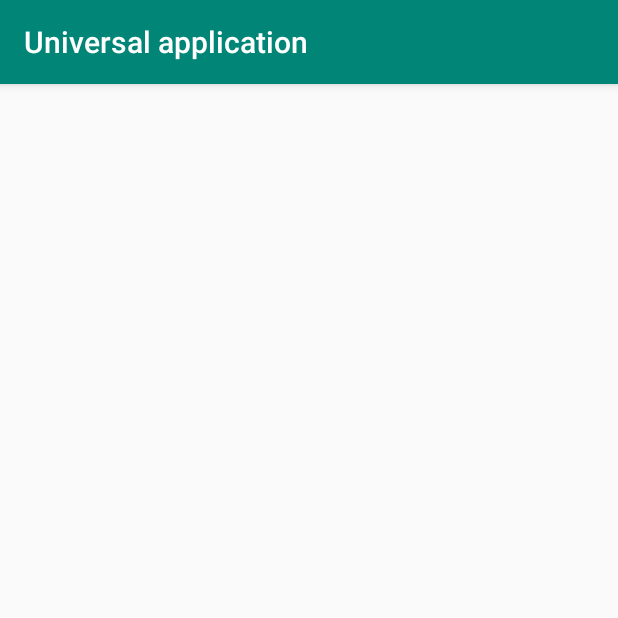
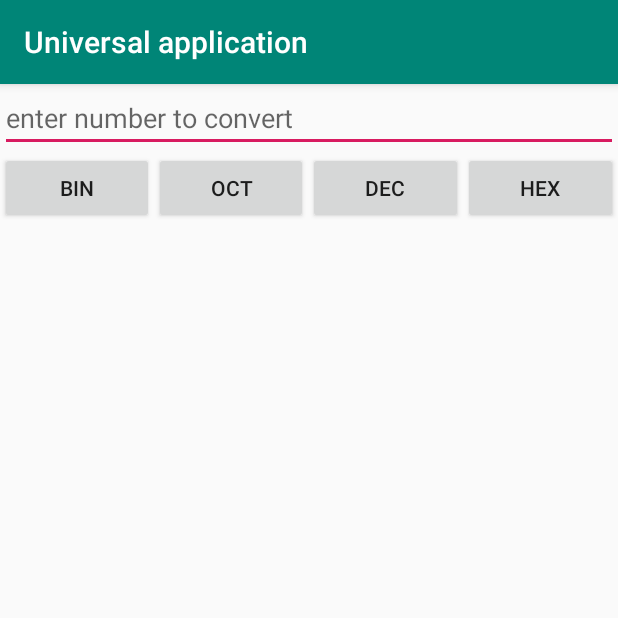
Before and after one commit to GFPCommand/Universal-application, an Android app: the ConverterActivity screen opened directly, with no data from a screen before it, on a phone screen of 412 x 824 dp, the top half of it. Run offline under Robolectric (Android 15) with nearby library versions, the phone set to English and light mode, and no system bars; 1 statement that could not run was skipped.

Commit message:
add converter and flashlight

```diff
--- a/app/src/main/java/com/GFPCommand/UAFA/CalcActivity.java
+++ b/app/src/main/java/com/GFPCommand/UAFA/CalcActivity.java
@@ -299,12 +299,12 @@ public class CalcActivity extends AppCompatActivity implements View.OnClickListe
                 toggleInverse();
                 toggleShiftButton();
                 break;
-            case "v":
+            case "√":
                 if(isInverse){
-                    currentDisplayedInput += "3v(";
+                    currentDisplayedInput += "3√(";
                     inputToBeParsed += "crt(";
                 }else{
-                    currentDisplayedInput += "v(";
+                    currentDisplayedInput += "√(";
                     inputToBeParsed += "sqrt(";
                 }
                 toggleInverse();
--- a/app/src/main/java/com/GFPCommand/UAFA/ConverterActivity.java
+++ b/app/src/main/java/com/GFPCommand/UAFA/ConverterActivity.java
@@ -2,12 +2,64 @@ package com.GFPCommand.UAFA;
 
 import android.support.v7.app.AppCompatActivity;
 import android.os.Bundle;
+import android.view.View;
+import android.view.Window;
+import android.view.WindowManager;
+import android.widget.Button;
+import android.widget.EditText;
+import android.widget.TextView;
 
-public class ConverterActivity extends AppCompatActivity {
+public class ConverterActivity extends AppCompatActivity implements View.OnClickListener {
+
+    private Button bin, oct, dec, hex;
+    private EditText input;
+    private TextView output;
+    private String data;
 
     @Override
     protected void onCreate(Bundle savedInstanceState) {
         super.onCreate(savedInstanceState);
         setContentView(R.layout.activity_converter);
+        requestWindowFeature(Window.FEATURE_NO_TITLE);
+        getWindow().setFlags(WindowManager.LayoutParams.FLAG_FULLSCREEN, WindowManager.LayoutParams.FLAG_FULLSCREEN);
+
+        bin = findViewById(R.id.bin);
+        oct = findViewById(R.id.oct);
+        dec = findViewById(R.id.dec);
+        hex = findViewById(R.id.hex);
+
+        input = findViewById(R.id.inputData);
+        output = findViewById(R.id.outputData);
+
+        data = input.getText().toString();
+
+        bin.setOnClickListener(this);
+
+        oct.setOnClickListener(this);
+
+        dec.setOnClickListener(this);
+
+        hex.setOnClickListener(this);
+    }
+
+    @Override
+    public void onClick(View view){
+        Button button = (Button) view;
+        data = input.getText().toString();
+        String inpData = button.getText().toString();
+        switch (inpData) {
+            case "BIN":
+                output.setText(Integer.parseInt(data, 2));
+                break;
+            case "OCT":
+                output.setText(Integer.parseInt(data, 8));
+                break;
+            case "DEC":
+                output.setText(Integer.parseInt(data, 10));
+                break;
+            case "HEX":
+                output.setText(Integer.parseInt(data, 16));
+                break;
+        }
     }
 }
--- a/app/src/main/java/com/GFPCommand/UAFA/FlashActivity.java
+++ b/app/src/main/java/com/GFPCommand/UAFA/FlashActivity.java
@@ -3,6 +3,8 @@ package com.GFPCommand.UAFA;
 import android.hardware.Camera;
 import android.support.v7.app.AppCompatActivity;
 import android.os.Bundle;
+import android.view.Window;
+import android.view.WindowManager;
 import android.widget.Button;
 import android.widget.TextView;
 
@@ -17,6 +19,8 @@ public class FlashActivity extends AppCompatActivity {
     protected void onCreate(Bundle savedInstanceState) {
         super.onCreate(savedInstanceState);
         setContentView(R.layout.activity_flash);
+        requestWindowFeature(Window.FEATURE_NO_TITLE);
+        getWindow().setFlags(WindowManager.LayoutParams.FLAG_FULLSCREEN, WindowManager.LayoutParams.FLAG_FULLSCREEN);
 
         flashActivate = findViewById(R.id.flashAct);
 
--- a/app/src/main/res/layout/activity_converter.xml
+++ b/app/src/main/res/layout/activity_converter.xml
@@ -1,9 +1,56 @@
 <?xml version="1.0" encoding="utf-8"?>
-<android.support.constraint.ConstraintLayout xmlns:android="http://schemas.android.com/apk/res/android"
+<LinearLayout xmlns:android="http://schemas.android.com/apk/res/android"
     xmlns:app="http://schemas.android.com/apk/res-auto"
     xmlns:tools="http://schemas.android.com/tools"
     android:layout_width="match_parent"
     android:layout_height="match_parent"
+    android:orientation="vertical"
     tools:context="com.GFPCommand.UAFA.ConverterActivity">
 
-</android.support.constraint.ConstraintLayout>
+    <EditText
+        android:id="@+id/inputData"
+        android:layout_width="match_parent"
+        android:layout_height="wrap_content"
+        android:ems="10"
+        android:hint="enter number to convert"
+        android:inputType="numberDecimal" />
+
+    <LinearLayout
+        android:layout_width="match_parent"
+        android:layout_height="wrap_content">
+
+        <Button
+            android:id="@+id/bin"
+            android:layout_width="wrap_content"
+            android:layout_height="wrap_content"
+            android:layout_weight="1"
+            android:text="BIN" />
+
+        <Button
+            android:id="@+id/oct"
+            android:layout_width="wrap_content"
+            android:layout_height="wrap_content"
+            android:layout_weight="1"
+            android:text="OCT" />
+
+        <Button
+            android:id="@+id/dec"
+            android:layout_width="wrap_content"
+            android:layout_height="wrap_content"
+            android:layout_weight="1"
+            android:text="DEC" />
+
+        <Button
+            android:id="@+id/hex"
+            android:layout_width="wrap_content"
+            android:layout_height="wrap_content"
+            android:layout_weight="1"
+            android:text="HEX" />
+    </LinearLayout>
+
+    <TextView
+        android:id="@+id/outputData"
+        android:layout_width="match_parent"
+        android:layout_height="wrap_content" />
+
+</LinearLayout>
--- a/app/src/main/res/layout/activity_flash.xml
+++ b/app/src/main/res/layout/activity_flash.xml
@@ -22,6 +22,5 @@
         android:layout_height="wrap_content"
         android:layout_marginTop="100dp"
         android:layout_weight="0"
-        android:textColor="@color/White"
         android:layout_marginLeft="100dp"/>
 </LinearLayout>
--- a/app/src/main/res/layout/activity_main.xml
+++ b/app/src/main/res/layout/activity_main.xml
@@ -8,7 +8,7 @@
     tools:context=".MainActivity">
 
     <LinearLayout
-        android:layout_width="415dp"
+        android:layout_width="match_parent"
         android:layout_height="wrap_content">
 
         <Button
@@ -34,7 +34,7 @@
     </LinearLayout>
 
     <LinearLayout
-        android:layout_width="415dp"
+        android:layout_width="match_parent"
         android:layout_height="wrap_content">
 
         <Button
--- a/app/src/main/res/values/strings.xml
+++ b/app/src/main/res/values/strings.xml
@@ -22,11 +22,11 @@
     <string name="tan_sign">tan</string>
     <string name="natural_log">ln</string>
     <string name="log">log</string>
-    <string name="cube_root">3?</string>
+    <string name="cube_root">3√</string>
     <string name="cube">x3</string>
     <string name="one_over_x">1/x</string>
     <string name="x_power_y">Yx</string>
-    <string name="square_root">/</string>
+    <string name="square_root">√</string>
     <string name="x_square">x^2</string>
     <string name="percent">%</string>
     <string name="open_bracket">(</string>
```
Also changed, not shown: app/src/main/java/com/GFPCommand/UAFA/MainActivity.java (+7 -4 lines).
